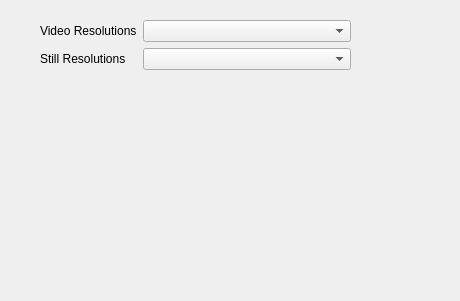
Old version of the form resolutionsTabGui.ui in the repository cambridgeBlueMan/piSnap.
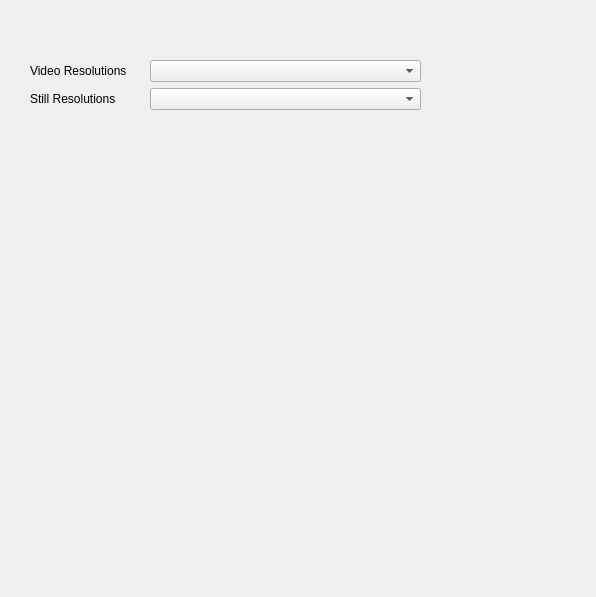
New version of the form.

The edit to the form file:
```diff
--- a/resolutionsTabGui.ui
+++ b/resolutionsTabGui.ui
@@ -6,8 +6,8 @@
    <rect>
     <x>0</x>
     <y>0</y>
-    <width>460</width>
-    <height>301</height>
+    <width>596</width>
+    <height>597</height>
    </rect>
   </property>
   <property name="windowTitle">
@@ -16,10 +16,10 @@
   <widget class="QWidget" name="formLayoutWidget">
    <property name="geometry">
     <rect>
-     <x>40</x>
-     <y>20</y>
-     <width>311</width>
-     <height>161</height>
+     <x>30</x>
+     <y>60</y>
+     <width>391</width>
+     <height>271</height>
     </rect>
    </property>
    <layout class="QFormLayout" name="formLayout">
@@ -36,7 +36,7 @@
     <item row="0" column="0">
      <widget class="QLabel" name="label_2">
       <property name="text">
-       <string>Video Resolutions</string>
+       <string>Video Resolutions     </string>
       </property>
      </widget>
     </item>
```
